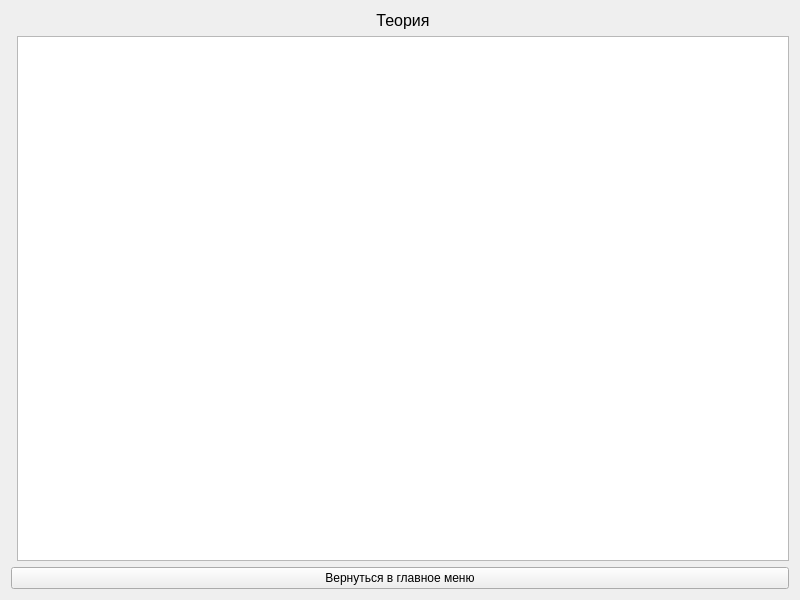
First picture: the form in 2 course/model_coursework/teoria.ui, repository Manerton/labs-se, before the edit.
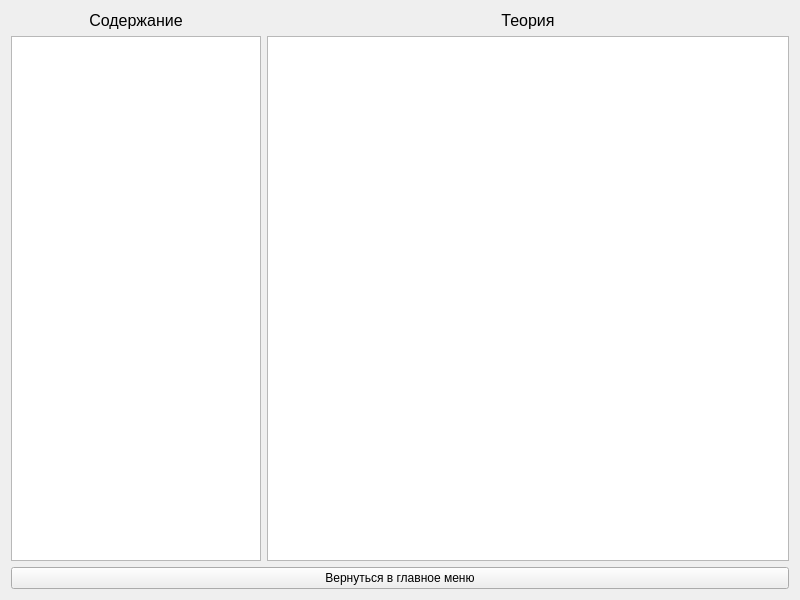
Second picture: the form after the edit.

What changed in the file:
```diff
--- a/2 course/model_coursework/teoria.ui
+++ b/2 course/model_coursework/teoria.ui
@@ -25,7 +25,7 @@
   <property name="windowTitle">
    <string>Form</string>
   </property>
-  <layout class="QGridLayout" name="gridLayout">
+  <layout class="QGridLayout" name="gridLayout" rowstretch="0,0,0" columnstretch="1,5">
    <property name="sizeConstraint">
     <enum>QLayout::SetMinAndMaxSize</enum>
    </property>
@@ -36,6 +36,13 @@
      </property>
     </widget>
    </item>
+   <item row="0" column="0">
+    <widget class="QLabel" name="label">
+     <property name="text">
+      <string>&lt;html&gt;&lt;head/&gt;&lt;body&gt;&lt;p align=&quot;center&quot;&gt;&lt;span style=&quot; font-size:12pt;&quot;&gt;Содержание&lt;/span&gt;&lt;/p&gt;&lt;/body&gt;&lt;/html&gt;</string>
+     </property>
+    </widget>
+   </item>
    <item row="1" column="1">
     <widget class="QTextBrowser" name="textBrowser">
      <property name="font">
@@ -47,34 +54,6 @@
      <property name="horizontalScrollBarPolicy">
       <enum>Qt::ScrollBarAsNeeded</enum>
      </property>
-     <property name="sizeAdjustPolicy">
-      <enum>QAbstractScrollArea::AdjustToContents</enum>
-     </property>
-     <property name="autoFormatting">
-      <set>QTextEdit::AutoAll</set>
-     </property>
-     <property name="tabChangesFocus">
-      <bool>false</bool>
-     </property>
-     <property name="undoRedoEnabled">
-      <bool>false</bool>
-     </property>
-     <property name="lineWrapMode">
-      <enum>QTextEdit::WidgetWidth</enum>
-     </property>
-     <property name="html">
-      <string>&lt;!DOCTYPE HTML PUBLIC &quot;-//W3C//DTD HTML 4.0//EN&quot; &quot;http://www.w3.org/TR/REC-html40/strict.dtd&quot;&gt;
-&lt;html&gt;&lt;head&gt;&lt;meta name=&quot;qrichtext&quot; content=&quot;1&quot; /&gt;&lt;style type=&quot;text/css&quot;&gt;
-p, li { white-space: pre-wrap; }
-&lt;/style&gt;&lt;/head&gt;&lt;body style=&quot; font-family:'Times New Roman'; font-size:12pt; font-weight:400; font-style:normal;&quot;&gt;
-&lt;p style=&quot;-qt-paragraph-type:empty; margin-top:0px; margin-bottom:0px; margin-left:10px; margin-right:0px; -qt-block-indent:0; text-indent:0px;&quot;&gt;&lt;br /&gt;&lt;/p&gt;&lt;/body&gt;&lt;/html&gt;</string>
-     </property>
-     <property name="overwriteMode">
-      <bool>false</bool>
-     </property>
-     <property name="acceptRichText">
-      <bool>false</bool>
-     </property>
     </widget>
    </item>
    <item row="2" column="0" colspan="2">
@@ -84,6 +63,21 @@
      </property>
     </widget>
    </item>
+   <item row="1" column="0">
+    <widget class="QListWidget" name="listWidget">
+     <property name="minimumSize">
+      <size>
+       <width>250</width>
+       <height>0</height>
+      </size>
+     </property>
+     <property name="font">
+      <font>
+       <pointsize>12</pointsize>
+      </font>
+     </property>
+    </widget>
+   </item>
   </layout>
  </widget>
  <resources/>
```
